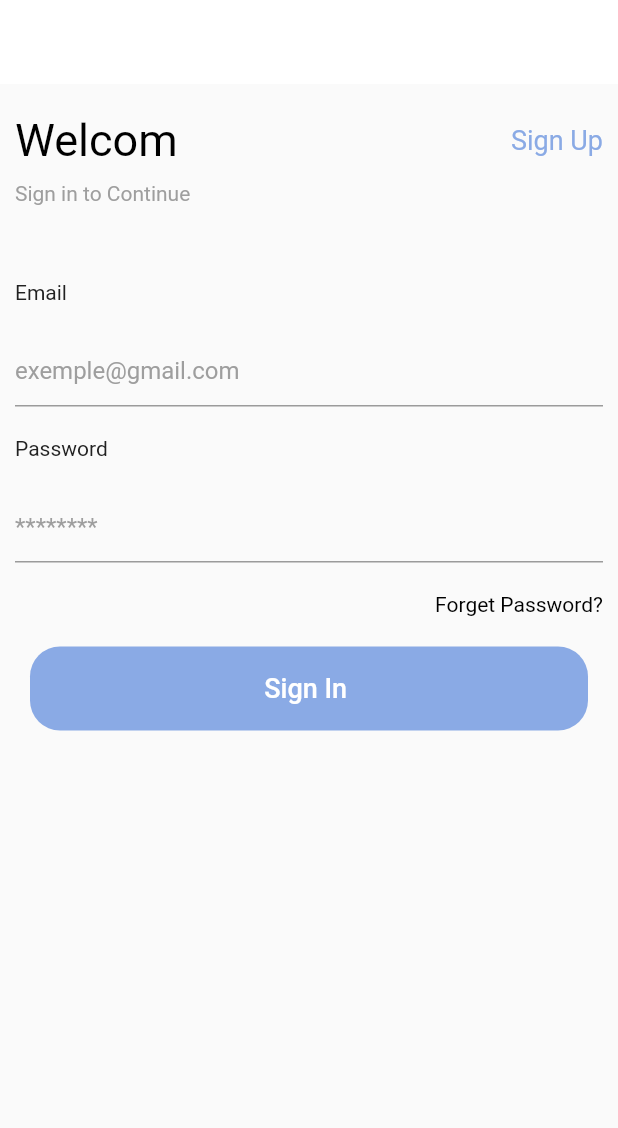
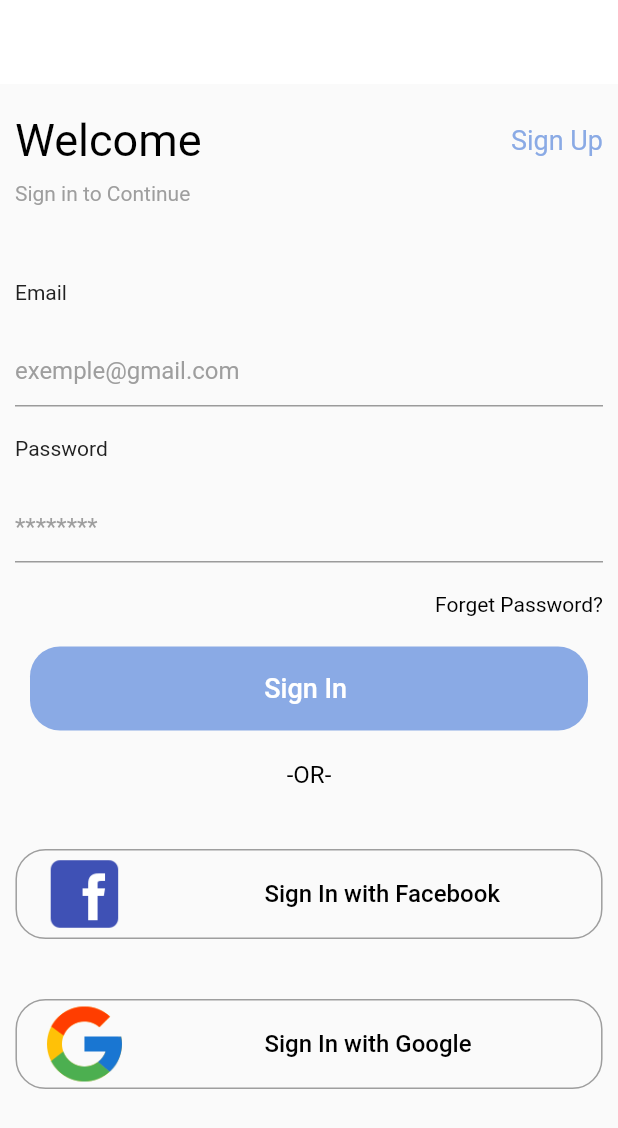
Before and after one commit to ahaddouch/PFA, a Flutter app: the screen it shows after launch, on a phone screen of 412 x 824 dp. Shown: the top 1128 px of the screen. Run offline on Flutter 3.47's test engine with Material 2 defaults, Android fonts, the phone set to English and light mode, and no system bars.

Commit message:
v3-3 Adam

```diff
--- a/lib/view/auth/login_screen.dart
+++ b/lib/view/auth/login_screen.dart
@@ -2,6 +2,7 @@ import 'package:flutter/material.dart';
 import 'package:pfa/constance.dart';
 
 import '../widgets/custom_button.dart';
+import '../widgets/custom_media_button.dart';
 import '../widgets/custom_text.dart';
 import '../widgets/custum_text_box.dart';
 
@@ -25,7 +26,7 @@ class LoginScreen extends StatelessWidget {
                 mainAxisAlignment: MainAxisAlignment.spaceBetween,
                 children: [
                   CustomText(
-                    text: 'Welcom',
+                    text: 'Welcome',
                     fontSize: 30,
                   ),
                   CustomText(
@@ -100,8 +101,36 @@ class LoginScreen extends StatelessWidget {
                 text: 'Sign In ',
                 onPressed: () {},
               ),
+
+
+              const SizedBox(
+                height: 20, ),
+               CustomText(
+                text: '-OR-',
+                alignment: Alignment.center,
+              ),
+              const SizedBox(
+                height: 40,
+              ),
+              CustomMediaButton(
+                text: 'Sign In with Facebook',
+                onPressed: () {
+
+                },
+                imagePath: 'assets/images/facebook.png',
+              ),
+              const SizedBox(
+                height: 40,
+              ),
+              CustomMediaButton(
+                text: 'Sign In with Google',
+                onPressed: () {
+                },
+                imagePath: 'assets/images/google.png',
+              ),
             ],
-          )),
+          ),
+      ),
     );
   }
 }
--- a/lib/view/widgets/custom_button.dart
+++ b/lib/view/widgets/custom_button.dart
@@ -8,7 +8,10 @@ class CustomButton extends StatelessWidget {
   final Function onPressed;
 
 
-  CustomButton({required this.text, required this.onPressed,});
+  CustomButton({
+    required this.text,
+    required this.onPressed,
+  });
 
   @override
   Widget build(BuildContext context) {
--- /dev/null
+++ b/lib/view/widgets/custom_media_button.dart
@@ -0,0 +1,55 @@
+import 'package:flutter/material.dart';
+import 'custom_text.dart';
+
+class CustomMediaButton extends StatelessWidget {
+  final String text;
+  final String imagePath;
+  final Function onPressed;
+
+  final ButtonStyle outlineButtonStyle = OutlinedButton.styleFrom(
+    shape: RoundedRectangleBorder(
+      borderRadius: BorderRadius.circular(20.0),
+    ),
+    side: const BorderSide(
+      width: 1,
+      color: Colors.grey,
+    ),
+
+  );
+
+  CustomMediaButton({
+    required this.text,
+    required this.imagePath,
+    required this.onPressed,
+  }) ;
+
+  @override
+  Widget build(BuildContext context) {
+    return Container(
+      width: MediaQuery.of(context).size.width * 0.95,
+      height: 60,
+      decoration: BoxDecoration(
+        borderRadius: BorderRadius.circular(11),
+        color: Colors.grey.shade50,
+      ),
+      child: OutlinedButton(
+        onPressed: onPressed(),
+        style: outlineButtonStyle,
+        child: Row(
+          children: [
+            Image.asset(imagePath),
+            const SizedBox(
+              width: 90,
+              height: 40,
+            ),
+            CustomText(
+              alignment: Alignment.center,
+              text: text,
+            ),
+          ],
+
+        ),
+      ),
+    );
+  }
+}
--- a/pubspec.yaml
+++ b/pubspec.yaml
@@ -46,9 +46,9 @@ flutter:
   uses-material-design: true
 
   # To add assets to your application, add an assets section, like this:
-  # assets:
-  #   - images/a_dot_burr.jpeg
-  #   - images/a_dot_ham.jpeg
+  assets:
+     - assets/images/facebook.png
+     - assets/images/google.png
 
   # An image asset can refer to one or more resolution-specific "variants", see
   # https://flutter.dev/assets-and-images/#resolution-aware
```
Also changed, not shown: lib/view/widgets/custum_text_box.dart (+19 -14 lines), assets/images/facebook.png (added), assets/images/google.png (added).
